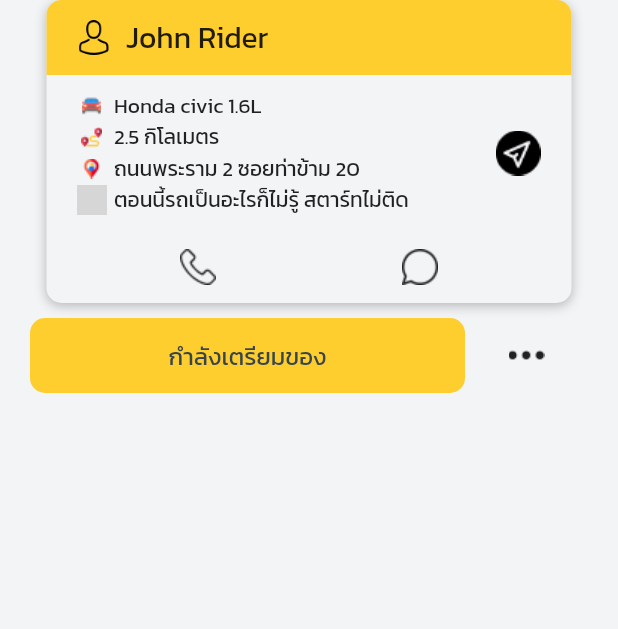
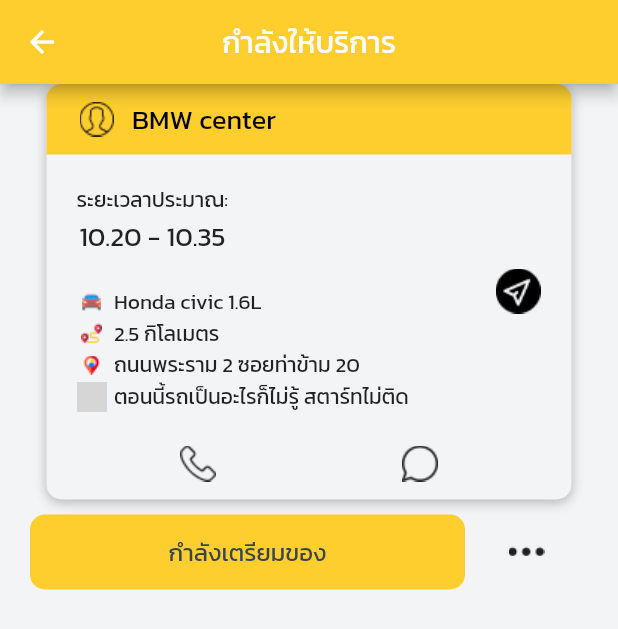
Before and after one commit to jukr3410/RodSiaGarage, a Flutter app: the TrackingRequestPage screen opened directly, on a phone screen of 412 x 824 dp. Shown: the top 629 px of the screen. Run offline on Flutter 3.47's test engine with Material 2 defaults, Android fonts, the phone set to English and light mode, and no system bars; our stand-ins replace bloc, equatable, flutter_bloc, getwidget, lite_rolling_switch; missing offline and left inert: fswitch; statements that could not run were skipped; grey boxes are pictures that could not be loaded.

Commit message:
edit tracking Page and tracking Card

```diff
--- a/lib/constants.dart
+++ b/lib/constants.dart
@@ -19,10 +19,11 @@
 const HISTORY_ROUTE = "/history";
 const HISTORY_INFO_ROUTE = "/history_info";
 const MAIN_ROUTE = "/app";
+const TRACKING_REQUEST_ROUTE = "/app";
 const HOMEPAGE_ROUTE = "/homepage";
 
 // font size
-const fontSizeLarge = 20.0;
+const fontSizeLarge = 18.0;
 const fontSizeMedium = 16.0;
 const fontSizeLow = 14.0;
 
@@ -41,6 +42,10 @@
 const primaryCodeColor = '#FECE2F';
 
 const cardColor = Colors.white;
+
+// color status
+const redStatus = Colors.red;
+const greenStatus = Colors.green;
 
 // Style
 const boxShadow = BoxShadow(
@@ -113,6 +118,7 @@
 
 const tUpdateTrackingStatus = 'คุณต้องการอัพเดตใช้ไหม?';
 const tOKThai = 'ตกลง';
+const tInSeriveThai = 'กำลังให้บริการ';
 const tBackToHomePage = 'กลับสู่หน้าหลัก';
 const tServiceThai = 'บริการ';
 const tFinishProvideService = 'การให้บริการเสร็จสิ้นแล้ว!';
@@ -138,6 +144,7 @@
 const tNameUserThai = "ชื่อลูกค้า:";
 const tLocationThai = 'ตำแหน่ง:';
 const tProblemThai = 'ปัญหา:';
+const tEstimateDuration = 'ระยะเวลาประมาณ:';
 
 //Tracking Status
 const trackingStatus = [
--- a/lib/request_service_feature/widgets/trackingRequestCard.dart
+++ b/lib/request_service_feature/widgets/trackingRequestCard.dart
@@ -13,7 +13,7 @@
     return Row(
       children: [
         Image.asset(
-          image,
+          tImageAsset(image),
           width: 20,
         ),
         SizedBox(
@@ -35,7 +35,9 @@
   TextStyle _textStyleSmall = TextStyle(
     fontSize: fontSizeLow,
   );
-  TextStyle _textStyleBig = TextStyle(fontSize: fontSizeLarge);
+  TextStyle _textStyleBig =
+      TextStyle(fontSize: fontSizeLarge, fontWeight: FontWeight.w400);
+
   @override
   Widget build(BuildContext context) {
     return Center(
@@ -58,20 +60,56 @@
                 padding: const EdgeInsets.all(defualtPaddingLow),
                 child: Row(
                   children: [
+                    Flexible(
+                      flex: 7,
+                      child: Row(
+                        children: [
                           SizedBox(
                             width: 10,
                           ),
                           Image.asset(
-                      'assets/images/icon-profile2.png',
-                      width: 23,
+                            tImageAsset('profile2'),
+                            width: 27,
                           ),
                           SizedBox(
                             width: 10,
                           ),
-                    Text(
-                      'John Rider',
-                      style: _textStyleBig,
+                          Flexible(
+                            child: RichText(
+                                overflow: TextOverflow.ellipsis,
+                                strutStyle: StrutStyle(
+                                  fontSize: 5,
                                 ),
+                                text: TextSpan(
+                                  text: 'BMW center',
+                                  style: TextStyle(
+                                      color: Colors.black,
+                                      fontSize: fontSizeLarge,
+                                      fontWeight: FontWeight.w500,
+                                      fontFamily: 'Kanit'),
+                                )),
+                          )
+                        ],
+                      ),
+                    ),
+                    // Expanded(
+                    //   flex: 3,
+                    //   child: Row(
+                    //     children: [
+                    //       CircleAvatar(
+                    //         backgroundColor: greenStatus,
+                    //         maxRadius: 5,
+                    //       ),
+                    //       SizedBox(
+                    //         width: 5,
+                    //       ),
+                    //       Text(
+                    //         'กำลังเตรียมตัว',
+                    //         style: TextStyle(fontSize: 12),
+                    //       )
+                    //     ],
+                    //   ),
+                    // ),
                   ],
                 ),
               ),
@@ -84,19 +122,43 @@
                   Expanded(
                     flex: 9,
                     child: Container(
+                      child: Container(
                         child: Column(
+                          crossAxisAlignment: CrossAxisAlignment.start,
                           children: [
                             SizedBox(
-                            height: defualtPaddingLow,
+                              height: defualtPaddingMedium,
+                            ),
+                            Column(
+                              children: [
+                                Text(
+                                  tEstimateDuration,
+                                ),
+                                Text(
+                                  '10.20 - 10.35',
+                                  style: _textStyleBig,
+                                )
+                              ],
+                            ),
+                            SizedBox(
+                              height: defualtPaddingMedium,
                             ),
                             _textInfo(
-                              'Honda civic 1.6L', 'assets/images/icon-car.png'),
-                          _textInfo('2.5 กิโลเมตร',
-                              'assets/images/icon-distance.png'),
-                          _textInfo('ถนนพระราม 2 ซอยท่าข้าม 20',
-                              'assets/images/icon-location2.png'),
-                          _textInfo('ตอนนี้รถเป็นอะไรก็ไม่รู้ สตาร์ทไม่ติด',
-                              'assets/images/icon-desc.png'),
+                              'Honda civic 1.6L',
+                              'car',
+                            ),
+                            _textInfo(
+                              '2.5 กิโลเมตร',
+                              'distance',
+                            ),
+                            _textInfo(
+                              'ถนนพระราม 2 ซอยท่าข้าม 20',
+                              'location2',
+                            ),
+                            _textInfo(
+                              'ตอนนี้รถเป็นอะไรก็ไม่รู้ สตาร์ทไม่ติด',
+                              'desc',
+                            ),
                             SizedBox(
                               height: defualtPaddingLow,
                             ),
@@ -104,12 +166,12 @@
                         ),
                       ),
                     ),
+                  ),
                   Expanded(
                     flex: 1,
                     child: Container(
                       alignment: Alignment.topCenter,
-                      child: Image.asset(
-                          'assets/images/icon-location-requestCard.png'),
+                      child: Image.asset(tImageAsset('location-requestCard')),
                     ),
                   )
                 ],
@@ -119,15 +181,14 @@
               mainAxisAlignment: MainAxisAlignment.center,
               children: [
                 IconButton(
-                    icon: ImageIcon(AssetImage('assets/images/icon-call.png')),
+                    icon: ImageIcon(AssetImage(tImageAsset('call'))),
                     onPressed: () {}),
                 SizedBox(
                   width: 100,
                 ),
                 IconButton(
-                    icon:
-                        ImageIcon(AssetImage('assets/images/icon-message.png')),
-                    onPressed: () {})
+                    icon: ImageIcon(AssetImage(tImageAsset('message'))),
+                    onPressed: () {}),
               ],
             )
           ],
--- a/lib/request_service_feature/widgets/trackingRequestPage.dart
+++ b/lib/request_service_feature/widgets/trackingRequestPage.dart
@@ -1,5 +1,6 @@
 import 'package:flutter/material.dart';
 import 'package:rodsiagarage/constants.dart';
+import 'package:rodsiagarage/home/app.dart';
 import 'package:rodsiagarage/request_service_feature/widgets/barTrackingPage.dart';
 import 'package:rodsiagarage/request_service_feature/widgets/buttonTrackingStatus.dart';
 import 'package:rodsiagarage/request_service_feature/widgets/locationUser.dart';
@@ -18,6 +19,11 @@
   @override
   Widget build(BuildContext context) {
     return Scaffold(
+      appBar: AppBar(
+        centerTitle: true,
+        backgroundColor: primaryColor,
+        title: Text(tInSeriveThai),
+      ),
       backgroundColor: bgColor,
       body: Column(
         crossAxisAlignment: CrossAxisAlignment.end,
--- a/lib/router.dart
+++ b/lib/router.dart
@@ -15,6 +15,7 @@
 import 'package:rodsiagarage/login_feature/widgets/login.dart';
 import 'package:rodsiagarage/register_garage_feature/bloc/register_bloc.dart';
 import 'package:rodsiagarage/register_garage_feature/widgets/registerScreen.dart';
+import 'package:rodsiagarage/request_service_feature/widgets/trackingRequestPage.dart';
 
 class AppRouter {
   Route generateRoute(RouteSettings settings) {
@@ -66,6 +67,8 @@
       //       builder: (_) => BlocProvider(
       //           create: (BuildContext context) => RegisterBloc(),
       //           child: HomePage()));
+      case TRACKING_REQUEST_ROUTE:
+        return MaterialPageRoute(builder: (_) => TrackingRequestPage());
 
       default:
         return MaterialPageRoute(
```
Also changed, not shown: assets/images/icon-profile2.png. Lines whose indentation alone changed are shown as unchanged.
